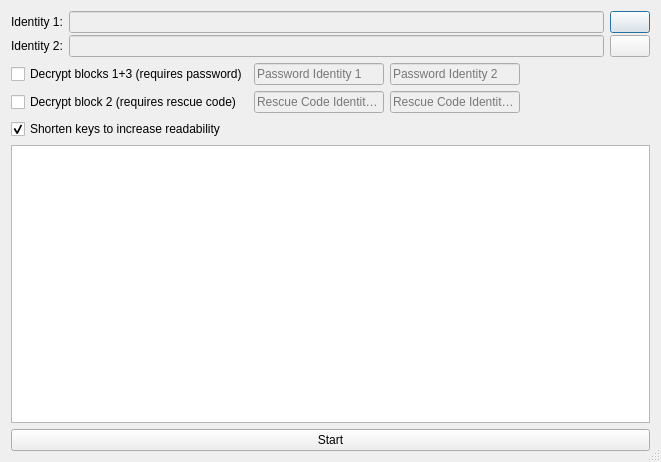
Above: ui/diffdialog.ui from sqrldev/IdTool before the change. Below: the same form after it.
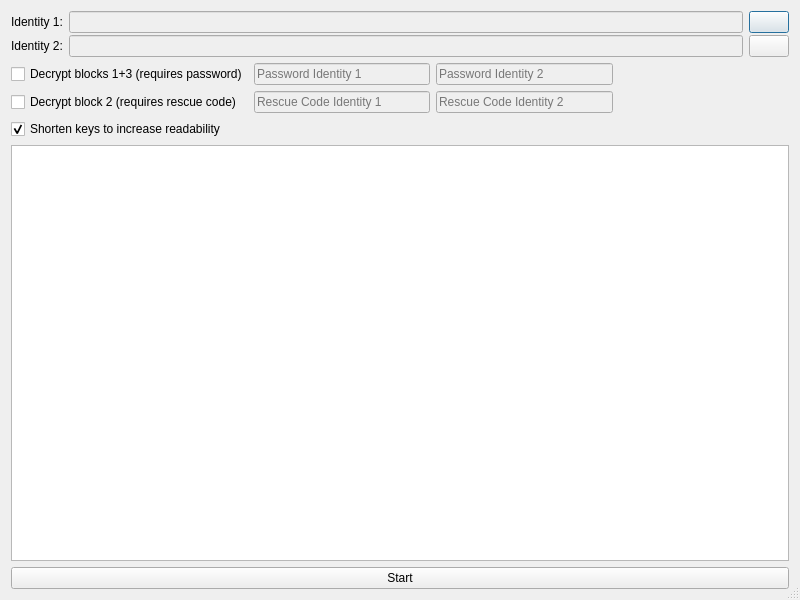
That is the form after the change. Icons and pictures are not drawn.

Commit message: Increase window size of DiffDialog

Patch:
```diff
--- a/ui/diffdialog.ui
+++ b/ui/diffdialog.ui
@@ -9,8 +9,8 @@
    <rect>
     <x>0</x>
     <y>0</y>
-    <width>661</width>
-    <height>462</height>
+    <width>800</width>
+    <height>600</height>
    </rect>
   </property>
   <property name="windowTitle">
```
